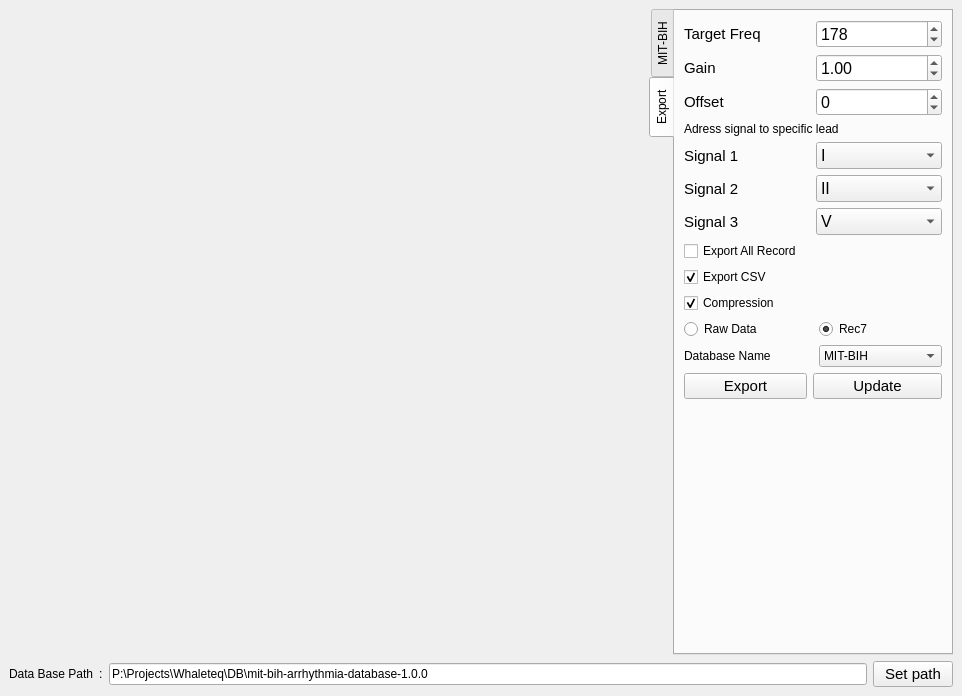
First picture: the form in src/Views/mainwindow.ui, repository erfanmohammadzadeh/QCardio, before the edit.
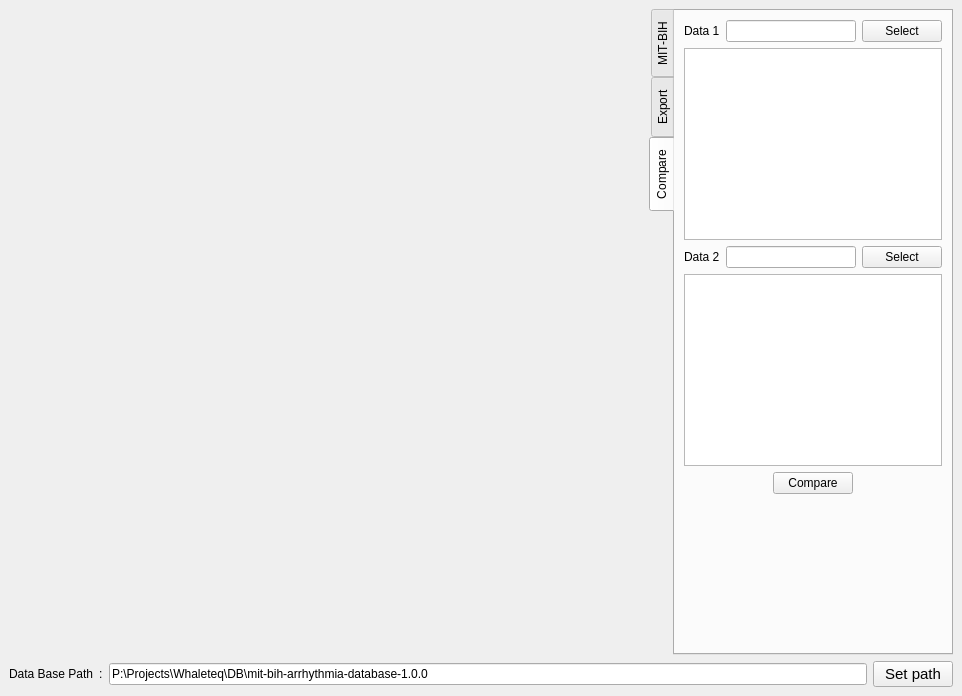
Second picture: the form after the edit.

Commit message: add compare module on develope

The edit to the form file:
```diff
--- a/src/Views/mainwindow.ui
+++ b/src/Views/mainwindow.ui
@@ -81,7 +81,7 @@
          <enum>QTabWidget::TabPosition::West</enum>
         </property>
         <property name="currentIndex">
-         <number>1</number>
+         <number>2</number>
         </property>
         <property name="tabBarAutoHide">
          <bool>false</bool>
@@ -534,6 +534,115 @@
           </item>
          </layout>
         </widget>
+        <widget class="QWidget" name="Compare">
+         <attribute name="title">
+          <string>Compare</string>
+         </attribute>
+         <layout class="QGridLayout" name="gridLayout_10">
+          <item row="5" column="1">
+           <spacer name="verticalSpacer_3">
+            <property name="orientation">
+             <enum>Qt::Orientation::Vertical</enum>
+            </property>
+            <property name="sizeHint" stdset="0">
+             <size>
+              <width>20</width>
+              <height>125</height>
+             </size>
+            </property>
+           </spacer>
+          </item>
+          <item row="4" column="2">
+           <spacer name="horizontalSpacer_4">
+            <property name="orientation">
+             <enum>Qt::Orientation::Horizontal</enum>
+            </property>
+            <property name="sizeHint" stdset="0">
+             <size>
+              <width>81</width>
+              <height>20</height>
+             </size>
+            </property>
+           </spacer>
+          </item>
+          <item row="4" column="0">
+           <spacer name="horizontalSpacer_3">
+            <property name="orientation">
+             <enum>Qt::Orientation::Horizontal</enum>
+            </property>
+            <property name="sizeHint" stdset="0">
+             <size>
+              <width>81</width>
+              <height>20</height>
+             </size>
+            </property>
+           </spacer>
+          </item>
+          <item row="2" column="0" colspan="3">
+           <layout class="QGridLayout" name="gridLayout_9">
+            <item row="0" column="1">
+             <widget class="QLineEdit" name="lineEditPathData2">
+              <property name="readOnly">
+               <bool>true</bool>
+              </property>
+             </widget>
+            </item>
+            <item row="0" column="0">
+             <widget class="QLabel" name="labelData2">
+              <property name="text">
+               <string>Data 2</string>
+              </property>
+             </widget>
+            </item>
+            <item row="0" column="2">
+             <widget class="QPushButton" name="pushButtonData2">
+              <property name="text">
+               <string>Select</string>
+              </property>
+             </widget>
+            </item>
+            <item row="1" column="0" colspan="3">
+             <widget class="QListWidget" name="listWidgetDir2"/>
+            </item>
+           </layout>
+          </item>
+          <item row="0" column="0" colspan="3">
+           <layout class="QGridLayout" name="gridLayout_8">
+            <item row="0" column="0">
+             <widget class="QLabel" name="labelData1">
+              <property name="text">
+               <string>Data 1</string>
+              </property>
+             </widget>
+            </item>
+            <item row="0" column="1">
+             <widget class="QLineEdit" name="lineEditPathData1">
+              <property name="readOnly">
+               <bool>true</bool>
+              </property>
+             </widget>
+            </item>
+            <item row="0" column="2">
+             <widget class="QPushButton" name="pushButtonData1">
+              <property name="text">
+               <string>Select</string>
+              </property>
+             </widget>
+            </item>
+            <item row="1" column="0" colspan="3">
+             <widget class="QListWidget" name="listWidgetDir1"/>
+            </item>
+           </layout>
+          </item>
+          <item row="4" column="1">
+           <widget class="QPushButton" name="pushButtonCompare">
+            <property name="text">
+             <string>Compare</string>
+            </property>
+           </widget>
+          </item>
+         </layout>
+        </widget>
        </widget>
       </item>
      </layout>
```
The commit also changes 16 other files.
